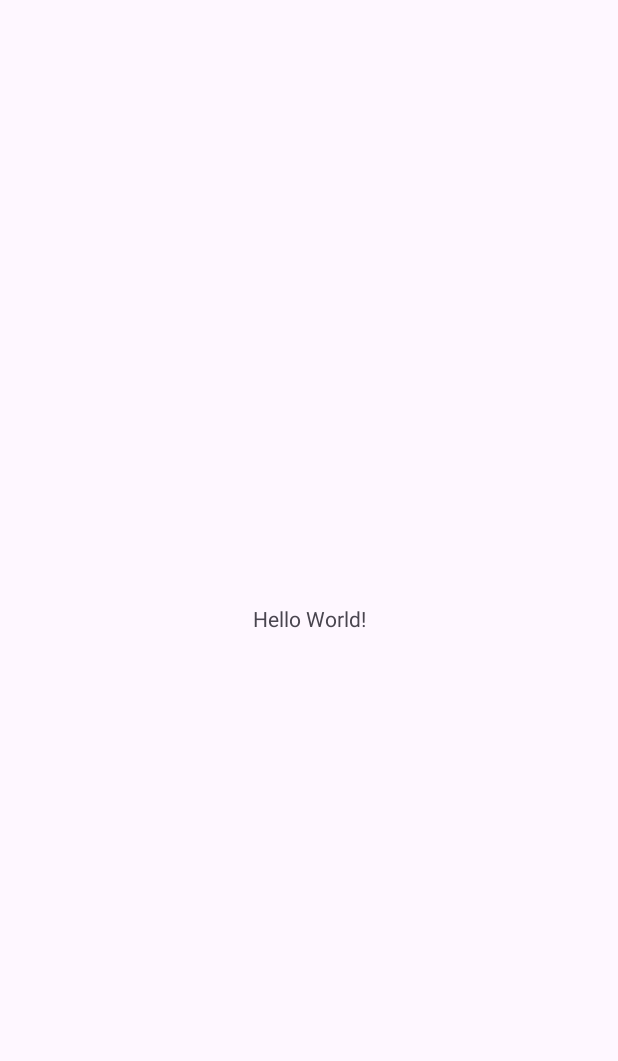
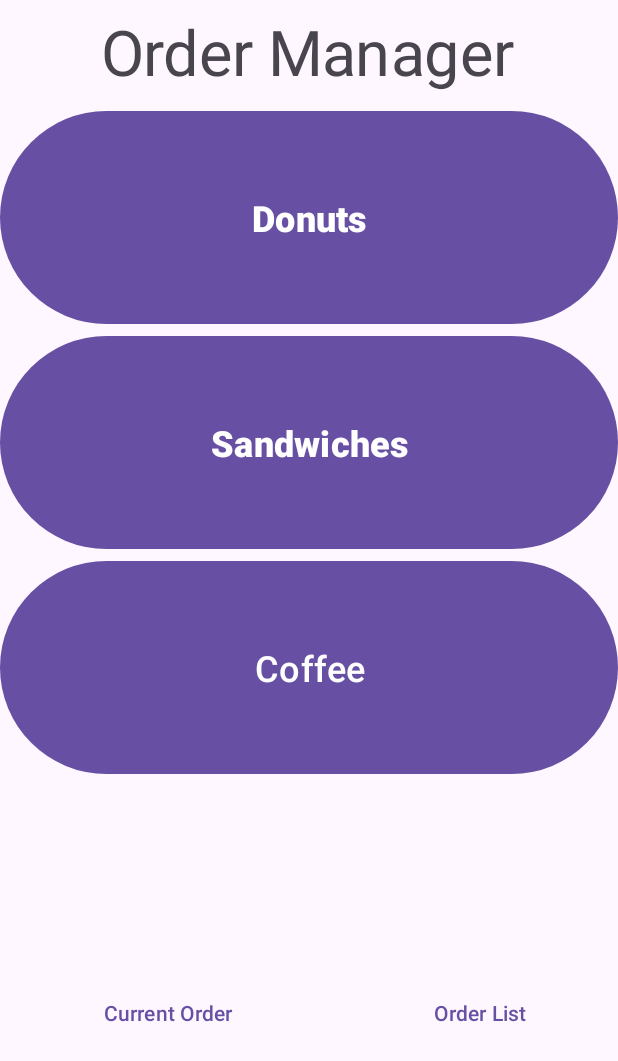
Before and after one commit to benleiby/OrderManagerForAndroid, an Android app: the screen it shows after launch (MainActivity), on a phone screen of 412 x 824 dp. Before the commit the part shown is almost empty. Shown: the top 1061 px of the screen. Run offline under Robolectric (Android 15) with nearby library versions, the phone set to English and light mode, and no system bars.

Commit message:
Start MM layout

```diff
--- a/app/src/main/res/layout/activity_main.xml
+++ b/app/src/main/res/layout/activity_main.xml
@@ -9,10 +9,52 @@
     <TextView
             android:layout_width="wrap_content"
             android:layout_height="wrap_content"
-            android:text="Hello World!"
+            android:text="@string/menu_title"
             app:layout_constraintBottom_toBottomOf="parent"
             app:layout_constraintStart_toStartOf="parent"
             app:layout_constraintEnd_toEndOf="parent"
-            app:layout_constraintTop_toTopOf="parent"/>
+            app:layout_constraintTop_toTopOf="parent" app:layout_constraintHorizontal_bias="0.498"
+            app:layout_constraintVertical_bias="0.0" android:scaleX="3" android:scaleY="3"
+            android:layout_marginTop="24dp" android:id="@+id/textView"/>
+    <LinearLayout
+            android:orientation="vertical"
+            android:layout_width="match_parent"
+            android:layout_height="match_parent" app:layout_constraintBottom_toBottomOf="parent"
+            app:layout_constraintEnd_toEndOf="parent" app:layout_constraintStart_toStartOf="parent"
+            app:layout_constraintTop_toTopOf="parent" android:layout_marginTop="70dp"
+            app:layout_constraintHorizontal_bias="0.0" app:layout_constraintVertical_bias="0.0"
+            android:id="@+id/linearLayout" android:layout_marginBottom="300dp">
+        <Button
+                android:layout_width="match_parent"
+                android:layout_height="150dp" android:id="@+id/donutButton" android:text="@string/donut_button_text"
+                android:textSize="24sp" android:textStyle="bold"/>
+        <Button
+                android:text="@string/sandwich_button_text"
+                android:layout_width="match_parent"
+                android:layout_height="150dp" android:id="@+id/sandwichButton" android:textStyle="bold"
+                android:textSize="24sp"/>
+        <Button
+                android:text="@string/coffee_button_text"
+                android:layout_width="match_parent"
+                android:layout_height="150dp" android:id="@+id/coffeeButton" android:textSize="24sp"/>
+    </LinearLayout>
+    <LinearLayout
+            android:orientation="horizontal"
+            android:layout_width="416dp"
+            android:layout_height="227dp"
+            app:layout_constraintBottom_toBottomOf="parent" android:layout_marginTop="2dp"
+            app:layout_constraintTop_toBottomOf="@+id/linearLayout"
+            app:layout_constraintStart_toStartOf="parent" android:layout_marginEnd="2dp"
+            app:layout_constraintEnd_toEndOf="parent">
+        <Button
+                android:layout_width="wrap_content"
+                android:layout_height="match_parent" android:id="@+id/button16" android:layout_weight="1"
+                style="?android:attr/buttonBarButtonStyle" android:text="@string/current_order_button_text"/>
+        <Button
+                android:text="@string/order_list_button_text"
+                android:layout_width="wrap_content"
+                android:layout_height="match_parent" android:id="@+id/button17" android:layout_weight="1"
+                style="?android:attr/buttonBarButtonStyle"/>
+    </LinearLayout>
 
 </androidx.constraintlayout.widget.ConstraintLayout>
--- a/app/src/main/res/values/strings.xml
+++ b/app/src/main/res/values/strings.xml
@@ -1,3 +1,9 @@
 <resources>
     <string name="app_name">OrderManagerForAndroid</string>
+    <string name="menu_title">Order Manager</string>
+    <string name="donut_button_text">Donuts</string>
+    <string name="sandwich_button_text">Sandwiches</string>
+    <string name="coffee_button_text">Coffee</string>
+    <string name="current_order_button_text">Current Order</string>
+    <string name="order_list_button_text">Order List</string>
 </resources>
```
